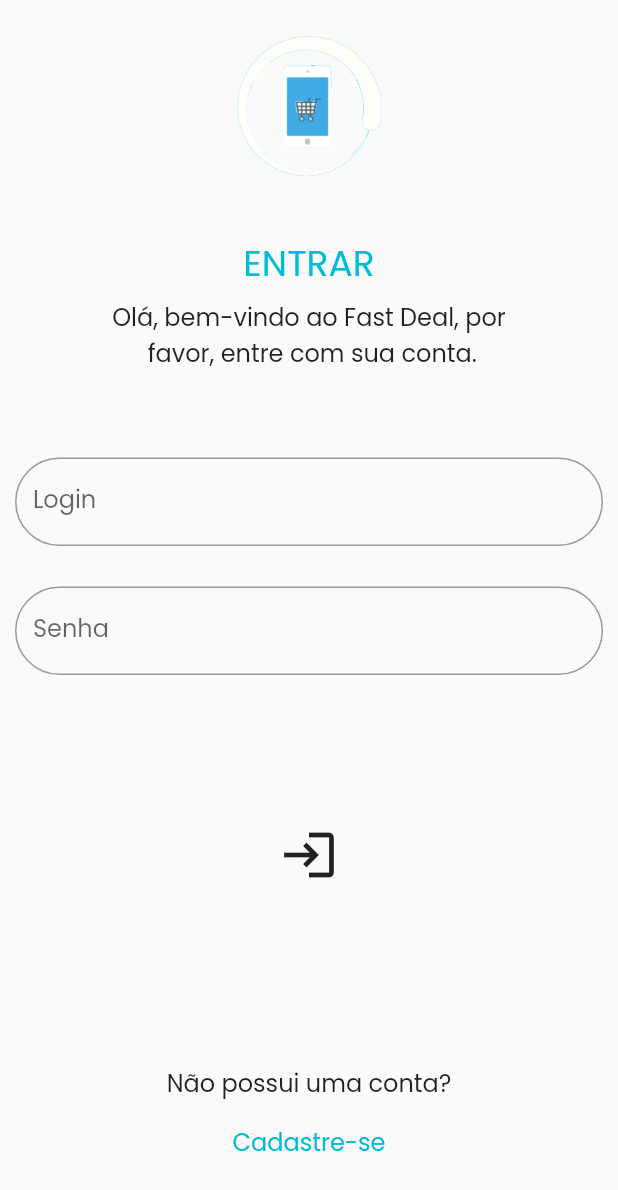
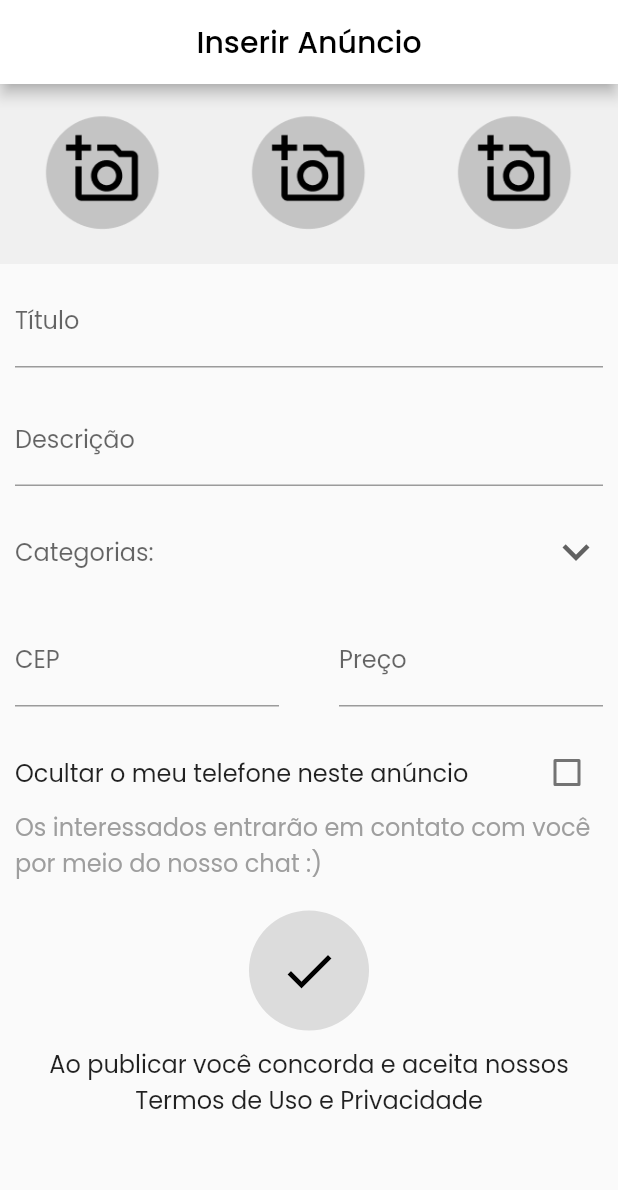
Before and after one commit to otavioalbucosta/FastDeal, a Flutter app: the screen it shows after launch, on a phone screen of 412 x 824 dp. Shown: the top 1190 px of the screen. Run offline on Flutter 3.47's test engine with Material 2 defaults, Android fonts, the phone set to English and light mode, and no system bars; our stand-ins replace google_fonts.

Commit message:
announcement_page done

```diff
--- a/lib/main.dart
+++ b/lib/main.dart
@@ -1,10 +1,11 @@
+import 'package:fast_deal/view/announcement_page.dart';
 import 'package:fast_deal/view/loginpage.dart';
 import 'package:flutter/material.dart';
 import 'package:google_fonts/google_fonts.dart';
 
 void main() {
   runApp(MaterialApp(
-    home: LoginPage(),
+    home: AnnouncementPage(),
     debugShowCheckedModeBanner: false,
   ));
 }
--- /dev/null
+++ b/lib/view/announcement_page.dart
@@ -0,0 +1,242 @@
+import 'package:flutter/material.dart';
+import 'package:google_fonts/google_fonts.dart';
+
+class AnnouncementPage extends StatefulWidget {
+  const AnnouncementPage({Key? key}) : super(key: key);
+
+  @override
+  _AnnouncementPageState createState() => _AnnouncementPageState();
+}
+
+class _AnnouncementPageState extends State<AnnouncementPage> {
+  bool _isSelected = false;
+  String? valueChoose;
+  List categoryList = [
+    'Smartphones',
+    'Carros',
+    'Motos',
+    'Bicicletas',
+    'Videogames',
+    'Televisões',
+    'Computadores',
+    'Headpgones',
+    'Tablets'
+  ];
+
+  @override
+  Widget build(BuildContext context) {
+    return Scaffold(
+      appBar: AppBar(
+        backgroundColor: Colors.white,
+        centerTitle: true,
+        title: Text(
+          'Inserir Anúncio',
+          textAlign: TextAlign.center,
+          style: GoogleFonts.poppins(
+              textStyle: const TextStyle(
+            color: Colors.black,
+            fontSize: 20,
+            fontWeight: FontWeight.w500,
+          )),
+        ),
+      ),
+      body: SingleChildScrollView(
+        child: Column(
+          children: [
+            Row(children: [
+              Expanded(
+                  child: GestureDetector(
+                      child: Container(
+                        width: 120,
+                        height: 120,
+                        decoration: const BoxDecoration(
+                          shape: BoxShape.rectangle,
+                          image: DecorationImage(
+                              image: AssetImage('assets/camera_icon.png'),
+                              fit: BoxFit.cover),
+                        ),
+                      ),
+                      onTap: () {})),
+              Expanded(
+                  child: GestureDetector(
+                      child: Container(
+                        width: 120,
+                        height: 120,
+                        decoration: const BoxDecoration(
+                          shape: BoxShape.rectangle,
+                          image: DecorationImage(
+                              image: AssetImage('assets/camera_icon.png'),
+                              fit: BoxFit.cover),
+                        ),
+                      ),
+                      onTap: () {})),
+              Expanded(
+                  child: GestureDetector(
+                      child: Container(
+                        width: 120,
+                        height: 120,
+                        decoration: const BoxDecoration(
+                          shape: BoxShape.rectangle,
+                          image: DecorationImage(
+                              image: AssetImage('assets/camera_icon.png'),
+                              fit: BoxFit.cover),
+                        ),
+                      ),
+                      onTap: () {})),
+            ]),
+            Padding(
+              padding: const EdgeInsets.all(10),
+              child: buildTextField("Título", "Exemplo: Smartphone Samsung",
+                  type: TextInputType.number),
+            ),
+            Padding(
+              padding: const EdgeInsets.all(10),
+              child: buildTextField("Descrição", "Exemplo: Memória 128gb",
+                  type: TextInputType.number),
+            ),
+            Padding(
+              padding: const EdgeInsets.all(10),
+              child: DropdownButton(
+                hint: const Text('Categorias: '),
+                dropdownColor: Colors.white,
+                icon: const Icon(Icons.expand_more),
+                iconSize: 36,
+                isExpanded: true,
+                underline: const SizedBox(),
+                style: GoogleFonts.poppins(fontSize: 16, color: Colors.black),
+                value: valueChoose,
+                onChanged: (newValue) {
+                  setState(() {
+                    valueChoose = newValue as String?;
+                  });
+                },
+                items: categoryList.map((valueItem) {
+                  return DropdownMenuItem(
+                    value: valueItem,
+                    child: Text(valueItem),
+                  );
+                }).toList(),
+              ),
+            ),
+            Padding(
+              padding: const EdgeInsets.all(10),
+              child: Row(
+                children: [
+                  Expanded(
+                    child: buildTextField("CEP", "60040-531",
+                        type: TextInputType.number),
+                  ),
+                  const Divider(thickness: 10, indent: 40),
+                  Expanded(
+                    child: buildTextField("Preço", "900,00",
+                        type: TextInputType.number),
+                  ),
+                ],
+              ),
+            ),
+            LabeledCheckbox(
+                label: 'Ocultar o meu telefone neste anúncio',
+                padding: const EdgeInsets.only(left: 10, right: 10, top: 10),
+                value: _isSelected,
+                controlAffinity: ListTileControlAffinity.trailing,
+                onChanged: (bool newValue) {
+                  setState(() {
+                    _isSelected = newValue;
+                  });
+                }),
+            Padding(
+              padding: const EdgeInsets.only(left: 10, right: 10),
+              child: Text(
+                'Os interessados entrarão em contato com você por meio do nosso chat :)',
+                style: GoogleFonts.poppins(fontSize: 16, color: Colors.grey),
+              ),
+            ),
+            Padding(
+              padding: const EdgeInsets.only(top: 20),
+              child: GestureDetector(
+                child: Center(
+                  child: Ink(
+                    width: 80,
+                    height: 80,
+                    decoration: const ShapeDecoration(
+                      color: Colors.black12,
+                      shape: CircleBorder(),
+                    ),
+                    child: IconButton(
+                      icon: const Icon(Icons.done, size: 40),
+                      color: Colors.black,
+                      onPressed: () {},
+                    ),
+                  ),
+                ),
+              ),
+            ),
+            Padding(
+              padding: const EdgeInsets.all(10),
+              child: Text(
+                  'Ao publicar você concorda e aceita nossos Termos de Uso e Privacidade',
+                  textAlign: TextAlign.center,
+                  style: GoogleFonts.poppins(
+                    fontSize: 16,
+                  )),
+            ),
+          ],
+        ),
+      ),
+    );
+  }
+
+  Widget buildTextField(String label, String hint,
+      {TextInputType type = TextInputType.text}) {
+    return TextField(
+        keyboardType: type,
+        decoration: InputDecoration(
+          labelText: label,
+          labelStyle: GoogleFonts.poppins(fontSize: 16.0),
+          hintText: hint,
+          hintStyle: const TextStyle(color: Colors.grey),
+        ));
+  }
+}
+
+class LabeledCheckbox extends StatelessWidget {
+  const LabeledCheckbox({
+    Key? key,
+    required this.label,
+    required this.padding,
+    required this.value,
+    required this.onChanged,
+    required this.controlAffinity,
+  }) : super(key: key);
+
+  final String label;
+  final EdgeInsets padding;
+  final bool value;
+  final Function onChanged;
+  final ListTileControlAffinity controlAffinity;
+
+  @override
+  Widget build(BuildContext context) {
+    return InkWell(
+      onTap: () {
+        onChanged(!value);
+      },
+      child: Padding(
+        padding: padding,
+        child: Row(
+          children: <Widget>[
+            Expanded(
+              child: Text(label, style: GoogleFonts.poppins(fontSize: 16)),
+            ),
+            Checkbox(
+              value: value,
+              onChanged: (bool? newValue) {
+                onChanged(newValue);
+              },
+            ),
+          ],
+        ),
+      ),
+    );
+  }
+}
--- a/pubspec.yaml
+++ b/pubspec.yaml
@@ -35,6 +35,7 @@ dependencies:
   # Use with the CupertinoIcons class for iOS style icons.
   cupertino_icons: ^1.0.2
   google_fonts: ^2.1.0
+  image_picker: ^0.8.4+4
 
 dev_dependencies:
   flutter_test:
@@ -62,6 +63,7 @@ flutter:
   # assets:
   assets:
     - assets/image1.png
+    - assets/camera_icon.png
   #   - images/a_dot_burr.jpeg
   #   - images/a_dot_ham.jpeg
 
```
Also changed, not shown: assets/camera_icon.png (added), pubspec.lock.
